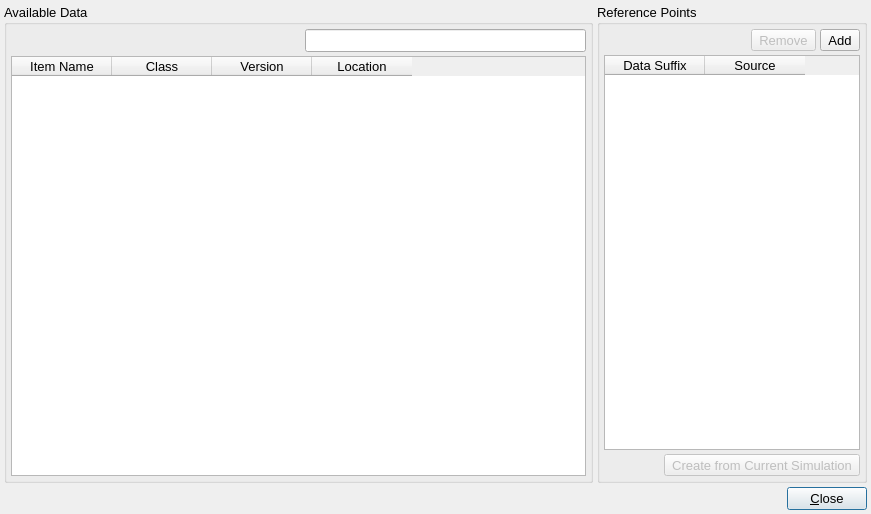
The window that src/gui/datamanagerdialog.ui (disorderedmaterials/dissolve) describes before a commit, drawn with Qt 5.
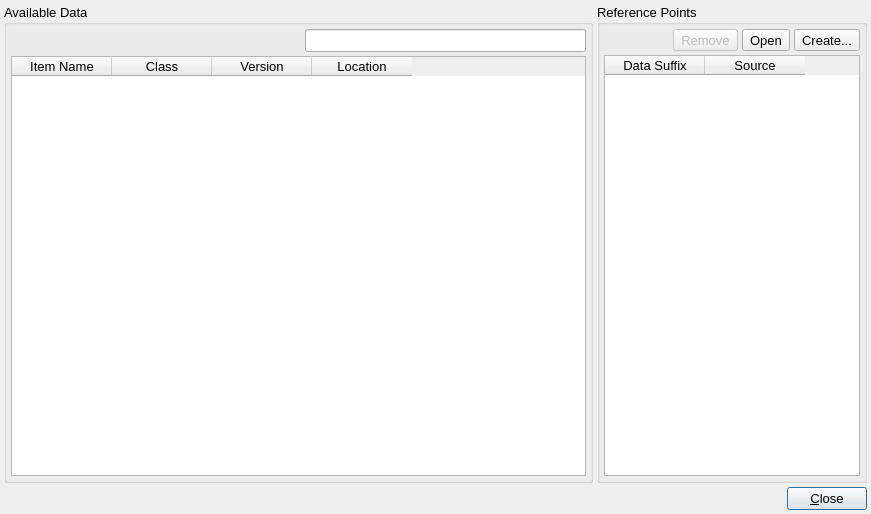
The same window after the commit. Icons and pictures are not drawn.

```diff
--- a/src/gui/datamanagerdialog.ui
+++ b/src/gui/datamanagerdialog.ui
@@ -238,7 +238,7 @@
              </sizepolicy>
             </property>
             <property name="text">
-             <string>Add</string>
+             <string>Open</string>
             </property>
             <property name="icon">
              <iconset resource="main.qrc">
@@ -255,6 +255,38 @@
             </property>
            </widget>
           </item>
+          <item>
+           <widget class="QToolButton" name="ReferencePointCreateButton">
+            <property name="enabled">
+             <bool>true</bool>
+            </property>
+            <property name="sizePolicy">
+             <sizepolicy hsizetype="Minimum" vsizetype="Fixed">
+              <horstretch>0</horstretch>
+              <verstretch>0</verstretch>
+             </sizepolicy>
+            </property>
+            <property name="text">
+             <string>Create...</string>
+            </property>
+            <property name="icon">
+             <iconset resource="main.qrc">
+              <normaloff>:/menu/icons/menu_new.svg</normaloff>:/menu/icons/menu_new.svg</iconset>
+            </property>
+            <property name="iconSize">
+             <size>
+              <width>16</width>
+              <height>16</height>
+             </size>
+            </property>
+            <property name="shortcut">
+             <string>Return</string>
+            </property>
+            <property name="toolButtonStyle">
+             <enum>Qt::ToolButtonTextBesideIcon</enum>
+            </property>
+           </widget>
+          </item>
          </layout>
         </item>
         <item>
@@ -286,55 +318,6 @@
           </column>
          </widget>
         </item>
-        <item>
-         <layout class="QHBoxLayout" name="horizontalLayout_3">
-          <item>
-           <spacer name="horizontalSpacer_4">
-            <property name="orientation">
-             <enum>Qt::Horizontal</enum>
-            </property>
-            <property name="sizeHint" stdset="0">
-             <size>
-              <width>40</width>
-              <height>20</height>
-             </size>
-            </property>
-           </spacer>
-          </item>
-          <item>
-           <widget class="QToolButton" name="ReferencePointCreateButton">
-            <property name="enabled">
-             <bool>false</bool>
-            </property>
-            <property name="sizePolicy">
-             <sizepolicy hsizetype="Minimum" vsizetype="Fixed">
-              <horstretch>0</horstretch>
-              <verstretch>0</verstretch>
-             </sizepolicy>
-            </property>
-            <property name="text">
-             <string>Create from Current Simulation</string>
-            </property>
-            <property name="icon">
-             <iconset resource="main.qrc">
-              <normaloff>:/menu/icons/menu_new.svg</normaloff>:/menu/icons/menu_new.svg</iconset>
-            </property>
-            <property name="iconSize">
-             <size>
-              <width>16</width>
-              <height>16</height>
-             </size>
-            </property>
-            <property name="shortcut">
-             <string>Return</string>
-            </property>
-            <property name="toolButtonStyle">
-             <enum>Qt::ToolButtonTextBesideIcon</enum>
-            </property>
-           </widget>
-          </item>
-         </layout>
-        </item>
        </layout>
       </widget>
      </item>
```
Left out of the diff: 5 changed lines with no effect on the pictures.
